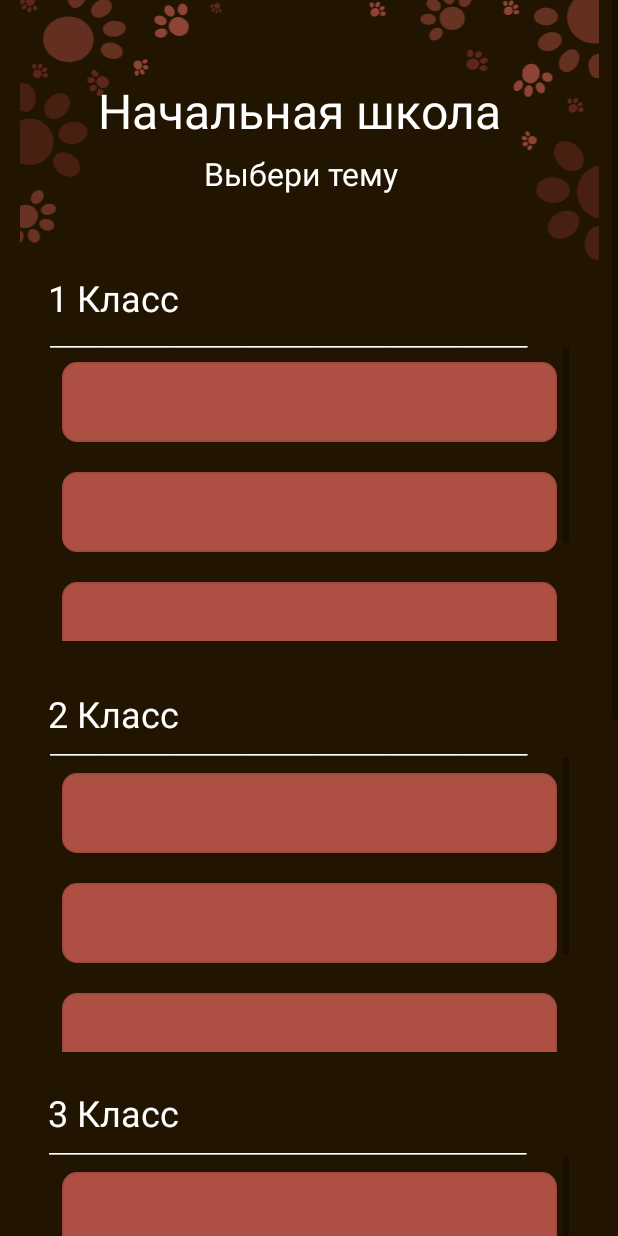
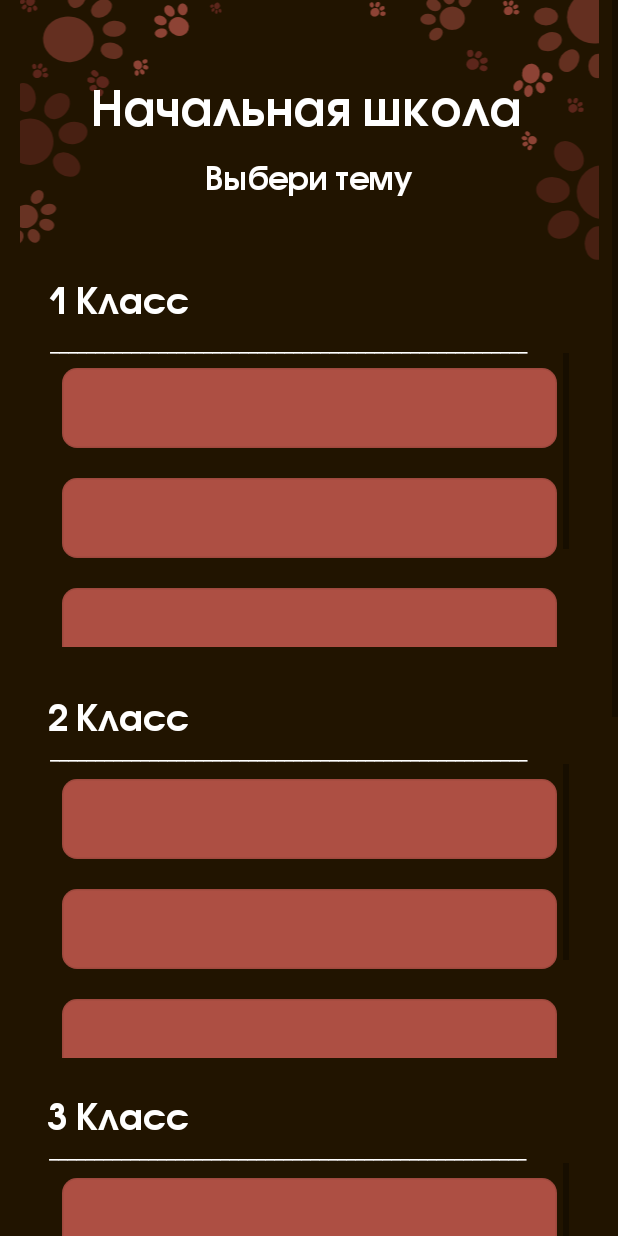
Before and after one commit to PDorofeeva/MyProject2, an Android app: the layout elementaryschoolmath.xml on its own in the app's theme, with its tools: preview values and no code run, on a phone screen of 412 x 824 dp. Run offline under Robolectric (Android 15) with nearby library versions, the phone set to English and light mode, and no system bars.

```diff
--- a/app/src/main/res/layout/elementaryschoolmath.xml
+++ b/app/src/main/res/layout/elementaryschoolmath.xml
@@ -6,16 +6,15 @@
     android:layout_width="match_parent"
     android:layout_height="match_parent"
     android:background="#211400"
-    android:backgroundTint="#211400"
     android:foregroundTint="#00FFFFFF"
-    tools:context=".elementaryschoolmath">
+    tools:context=".ElementarySchoolMath">
 
     <androidx.constraintlayout.widget.ConstraintLayout
         android:layout_width="match_parent"
         android:layout_height="wrap_content"
         android:background="#211400"
         android:backgroundTint="#211400"
-        tools:context=".elementaryschoolmath">
+        tools:context=".ElementarySchoolMath">
 
         <ImageView
             android:id="@+id/imageView"
@@ -41,28 +40,30 @@
                 android:orientation="vertical">
 
                 <ImageButton
-                    android:id="@+id/imageButton2"
+                    android:id="@+id/btnfirstform1"
+                    android:layout_width="match_parent"
+                    android:layout_height="wrap_content"
+                    android:backgroundTint="#00FFFFFF"
+                    android:src="@drawable/rectangle_9"
+                    android:text="Settings"
+                     />
+
+                <ImageButton
+                    android:id="@+id/btnfirstform2"
                     android:layout_width="match_parent"
                     android:layout_height="wrap_content"
                     android:backgroundTint="#00FFFFFF"
                     android:src="@drawable/rectangle_9" />
 
                 <ImageButton
-                    android:id="@+id/imageButton3"
+                    android:id="@+id/btnfirstform3"
                     android:layout_width="match_parent"
                     android:layout_height="wrap_content"
                     android:backgroundTint="#00FFFFFF"
                     android:src="@drawable/rectangle_9" />
 
                 <ImageButton
-                    android:id="@+id/imageButton5"
-                    android:layout_width="match_parent"
-                    android:layout_height="wrap_content"
-                    android:backgroundTint="#00FFFFFF"
-                    android:src="@drawable/rectangle_9" />
-
-                <ImageButton
-                    android:id="@+id/imageButton6"
+                    android:id="@+id/btnfirstform4"
                     android:layout_width="match_parent"
                     android:layout_height="wrap_content"
                     android:backgroundTint="#00FFFFFF"
@@ -88,6 +89,7 @@
             android:layout_width="140dp"
             android:layout_height="30dp"
             android:layout_marginTop="4dp"
+            android:fontFamily="@font/secondfont"
             android:text="Выбери тему"
             android:textColor="#FFFFFF"
             android:textSize="21sp"
@@ -97,9 +99,10 @@
 
         <TextView
             android:id="@+id/textView7"
-            android:layout_width="281dp"
-            android:layout_height="45dp"
+            android:layout_width="291dp"
+            android:layout_height="49dp"
             android:layout_marginTop="52dp"
+            android:fontFamily="@font/secondfont"
             android:text="Начальная школа"
             android:textColor="#FFFFFF"
             android:textSize="32sp"
@@ -112,6 +115,7 @@
             android:layout_width="wrap_content"
             android:layout_height="wrap_content"
             android:layout_marginTop="28dp"
+            android:fontFamily="@font/secondfont"
             android:text="Назад"
             android:textColor="#000000"
             android:textSize="34sp"
@@ -145,9 +149,10 @@
 
         <TextView
             android:id="@+id/textView11"
-            android:layout_width="93dp"
-            android:layout_height="33dp"
+            android:layout_width="103dp"
+            android:layout_height="34dp"
             android:layout_marginStart="32dp"
+            android:fontFamily="@font/secondfont"
             android:text="1 Класс"
             android:textColor="#FFFFFF"
             android:textSize="24sp"
@@ -158,10 +163,11 @@
 
         <TextView
             android:id="@+id/textView12"
-            android:layout_width="93dp"
+            android:layout_width="100dp"
             android:layout_height="33dp"
             android:layout_marginStart="32dp"
             android:layout_marginTop="32dp"
+            android:fontFamily="@font/secondfont"
             android:text="2 Класс"
             android:textColor="#FFFFFF"
             android:textSize="24sp"
@@ -170,10 +176,11 @@
 
         <TextView
             android:id="@+id/textView14"
-            android:layout_width="93dp"
-            android:layout_height="33dp"
+            android:layout_width="97dp"
+            android:layout_height="34dp"
             android:layout_marginStart="32dp"
             android:layout_marginTop="24dp"
+            android:fontFamily="@font/secondfont"
             android:text="3 Класс"
             android:textColor="#FFFFFF"
             android:textSize="24sp"
@@ -206,14 +213,14 @@
                 android:orientation="vertical">
 
                 <ImageButton
-                    android:id="@+id/imageButton4"
+                    android:id="@+id/btnaddition"
                     android:layout_width="match_parent"
                     android:layout_height="wrap_content"
                     android:backgroundTint="#00FFFFFF"
                     android:src="@drawable/rectangle_9" />
 
                 <ImageButton
-                    android:id="@+id/imageButton7"
+                    android:id="@+id/btnsubtraction"
                     android:layout_width="match_parent"
                     android:layout_height="wrap_content"
                     android:backgroundTint="#00FFFFFF"
@@ -310,41 +317,38 @@
                     android:layout_width="match_parent"
                     android:layout_height="wrap_content"
                     android:backgroundTint="#00FFFFFF"
-                    android:src="@drawable/rectangle_9"
-                    android:tint="#00FFFFFF" />
+                    android:src="@drawable/rectangle_9" />
 
                 <ImageButton
                     android:id="@+id/imageButton16"
                     android:layout_width="match_parent"
                     android:layout_height="wrap_content"
                     android:backgroundTint="#00FFFFFF"
-                    android:src="@drawable/rectangle_9"
-                    android:tint="#00FFFFFF" />
+                    android:src="@drawable/rectangle_9" />
 
                 <ImageButton
                     android:id="@+id/imageButton18"
                     android:layout_width="match_parent"
                     android:layout_height="wrap_content"
                     android:backgroundTint="#00FFFFFF"
-                    android:src="@drawable/rectangle_9"
-                    android:tint="#00FFFFFF" />
+                    android:src="@drawable/rectangle_9" />
 
                 <ImageButton
                     android:id="@+id/imageButton20"
                     android:layout_width="match_parent"
                     android:layout_height="wrap_content"
                     android:backgroundTint="#00FFFFFF"
-                    android:src="@drawable/rectangle_9"
-                    android:tint="#00FFFFFF" />
+                    android:src="@drawable/rectangle_9" />
             </LinearLayout>
         </ScrollView>
 
         <TextView
             android:id="@+id/textView16"
-            android:layout_width="93dp"
+            android:layout_width="106dp"
             android:layout_height="33dp"
             android:layout_marginStart="32dp"
             android:layout_marginTop="24dp"
+            android:fontFamily="@font/secondfont"
             android:text="4 Класс"
             android:textColor="#FFFFFF"
             android:textSize="24sp"
```
Also changed, not shown: app/build.gradle (+20 -9 lines), app/src/main/java/com/example/myproject/ElementarySchoolMath.java (added, +65 -0 lines), app/src/main/java/com/example/myproject/MainActivity.java (+14 -3 lines), app/src/main/java/com/example/myproject/Mainfragment.java (+46 -51 lines), app/src/main/java/com/example/myproject/elementaryschoolmath.java (deleted, +0 -64 lines), app/src/main/java/com/example/myproject/model/OrderViewModel.java (added, +7 -0 lines), app/src/main/res/drawable/rectangle_7__1_.xml (added, +9 -0 lines), app/src/main/res/drawable/rectangle_8.xml (added, +15 -0 lines), app/src/main/res/layout/fragment_mainfragment.xml (+31 -42 lines), app/src/main/res/layout/theoryandpractice.xml (+101 -4 lines), app/src/main/res/navigation/nav_graph.xml (+11 -2 lines), app/src/main/res/drawable/practiceandtheory.png (added).
